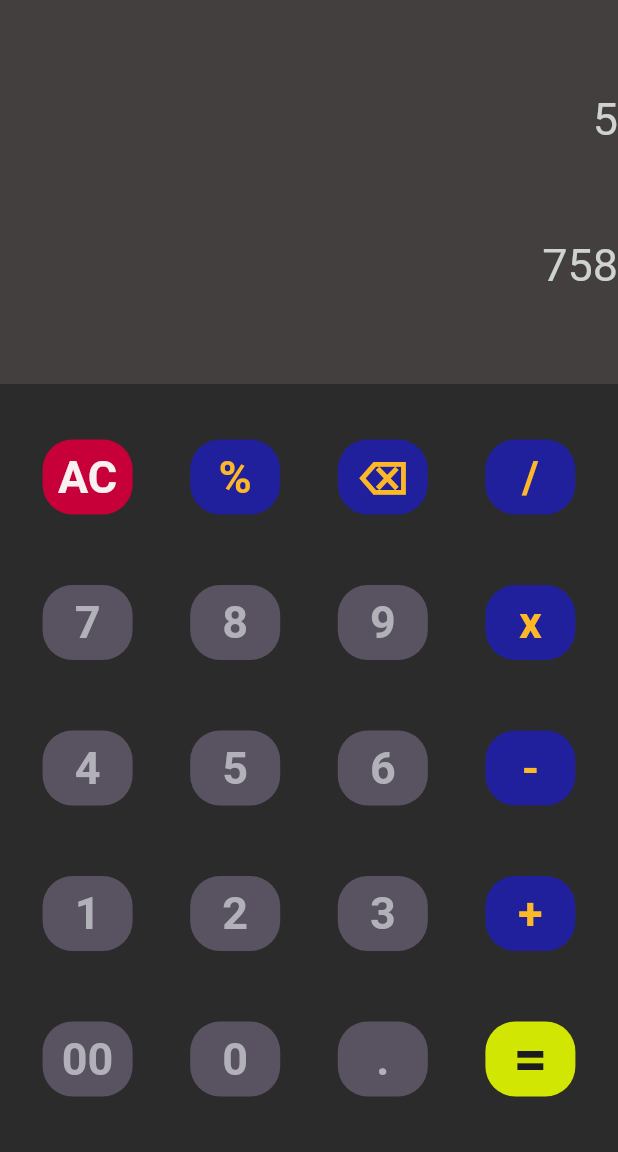
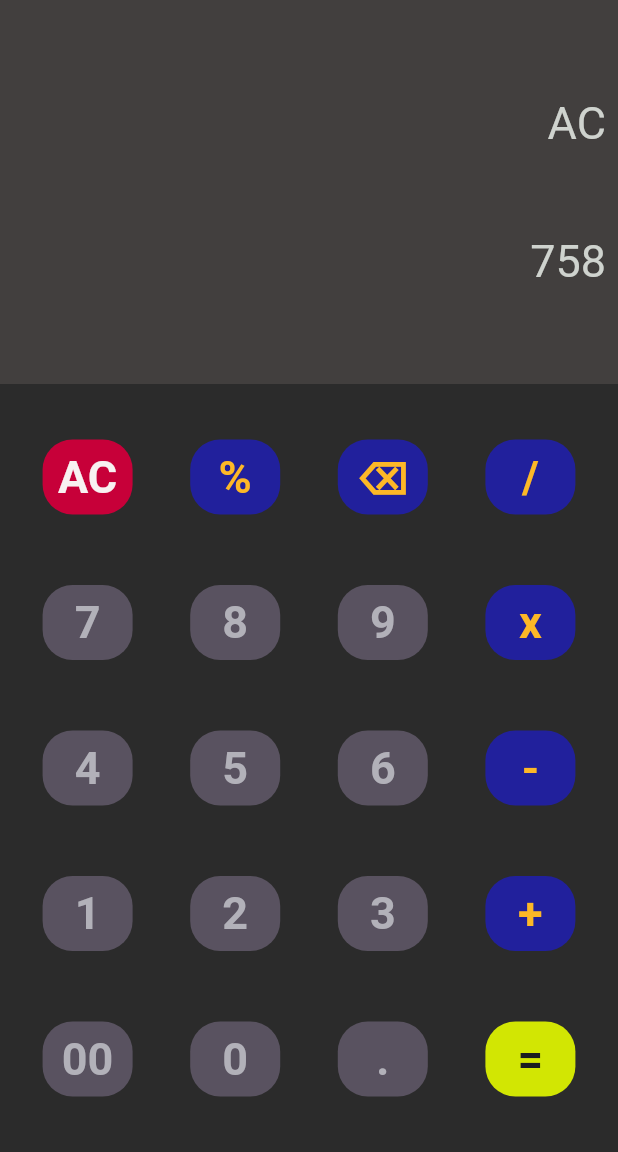
Before and after one commit to anivkuttan/flutter-caculator, a Flutter app: the screen it shows after launch, after a tap on "AC", on a phone screen of 412 x 824 dp, the part 84-1236 px from its top. Run offline on Flutter 3.47's test engine with Material 2 defaults, Android fonts, the phone set to English and light mode, and no system bars; our stand-ins replace get, google_fonts; Roboto replaces fonts that are missing (Dosis).

Commit message:
button colors code changed

```diff
--- a/lib/button.dart
+++ b/lib/button.dart
@@ -3,6 +3,14 @@ import 'package:flutter/material.dart';
 import 'package:google_fonts/google_fonts.dart';
 import 'controller.dart';
 import 'package:get/get.dart';
+
+enum ButtonType {
+  numberButton,
+  operatorButton,
+  allClearButton,
+  equalButton,
+  clearButton
+}
 
 class Button extends StatelessWidget {
   final String buttonName;
@@ -12,8 +20,9 @@ class Button extends StatelessWidget {
   @override
   Widget build(BuildContext context) {
     ButtonController buttonController = Get.find();
-    TextStyle buttonStyle = _getButtonStyle(buttonName);
-    Color buttonColor = _getbuttonColor(buttonName);
+    ButtonType buttonType = getButtonType(buttonName);
+    Color buttonTextColor = _getButtonTextColor(buttonType);
+    Color buttonColor = _getbuttonColor(buttonType);
     return Flexible(
       child: GestureDetector(
         onTap: () {
@@ -32,86 +41,64 @@ class Button extends StatelessWidget {
           alignment: Alignment.center,
           child: Text(
             buttonName,
-            style: buttonStyle,
+            style: GoogleFonts.dosis(
+                fontSize: 30,
+                fontWeight: FontWeight.w600,
+                color: buttonTextColor),
           ),
         ),
       ),
     );
   }
 
-  Color _getbuttonColor(String buttonName) {
+  Color _getbuttonColor(ButtonType buttonType) {
+    switch (buttonType) {
+      case ButtonType.operatorButton:
+        return MyColors.operatorButtonColor;
+      case ButtonType.allClearButton:
+        return MyColors.deleteButtonColor;
+      case ButtonType.equalButton:
+        return MyColors.equalButtonColor;
+      case ButtonType.numberButton:
+        return MyColors.normalButtonColor;
+      case ButtonType.clearButton:
+        return MyColors.operatorButtonColor;
+      default:
+        return MyColors.normalButtonColor;
+    }
+  }
+
+  Color _getButtonTextColor(ButtonType buttonType) {
+    switch (buttonType) {
+      case ButtonType.operatorButton:
+        return MyColors.operatorButtonTextColor;
+      case ButtonType.allClearButton:
+        return MyColors.deleteButtonTextColor;
+      case ButtonType.equalButton:
+        return MyColors.equalButtonTextColor;
+      case ButtonType.clearButton:
+        return MyColors.operatorButtonTextColor;
+      default:
+        return MyColors.normalButtonTextColor;
+    }
+  }
+
+  ButtonType getButtonType(String buttonName) {
     switch (buttonName) {
       case '+':
       case '-':
       case 'x':
       case '/':
+      case '%':
+        return ButtonType.operatorButton;
+      case 'AC':
+        return ButtonType.allClearButton;
       case '⌫':
-      case '%':
-        return MyColors.operatorButtonColor;
-      case 'AC':
-        return MyColors.deleteButtonColor;
+        return ButtonType.clearButton;
       case '=':
-        return MyColors.equalButtonColor;
+        return ButtonType.equalButton;
       default:
-        return MyColors.normalButtonColor;
-    }
-  }
-
-  Color _getButtonTextColor(String buttonName) {
-    switch (buttonName) {
-      case '+':
-      case '-':
-      case 'x':
-      case '/':
-      case '⌫':
-      case '%':
-        return MyColors.operatorButtonTextColor;
-      case 'AC':
-        return MyColors.deleteButtonTextColor;
-      case '=':
-        return MyColors.equalButtonTextColor;
-      default:
-        return MyColors.normalButtonTextColor;
-    }
-  }
-
-  TextStyle _getButtonStyle(String buttonName) {
-    Color buttonTextColor = _getButtonTextColor(buttonName);
-
-    switch (buttonName) {
-      case '+':
-      case '-':
-      case 'x':
-      case '/':
-      case '⌫':
-      case '%':
-        return GoogleFonts.dosis(
-          textStyle: TextStyle(
-              fontSize: 30,
-              color: buttonTextColor,
-              fontWeight: FontWeight.w600),
-        );
-      case 'AC':
-        return GoogleFonts.dosis(
-          textStyle: TextStyle(
-              fontSize: 30,
-              color: buttonTextColor,
-              fontWeight: FontWeight.w600),
-        );
-      case '=':
-        return GoogleFonts.dosis(
-          textStyle: TextStyle(
-              fontSize: 40,
-              color: buttonTextColor,
-              fontWeight: FontWeight.w600),
-        );
-      default:
-        return GoogleFonts.dosis(
-          textStyle: TextStyle(
-              fontSize: 30,
-              color: buttonTextColor,
-              fontWeight: FontWeight.w600),
-        );
+        return ButtonType.numberButton;
     }
   }
 }
--- a/lib/controller.dart
+++ b/lib/controller.dart
@@ -2,5 +2,13 @@ import 'package:get/get.dart';
 
 class ButtonController extends GetxController {
   RxString answerText = '5'.obs;
-  void buttonTapped(String buttonName) {}
+
+  // void buttonClicked(String buttonName){
+  //   switch(buttonName){
+  //     case
+  //   }
+  // }
+  void buttonTapped(String buttonName) {
+    answerText.value = buttonName;
+  }
 }
--- a/lib/display.dart
+++ b/lib/display.dart
@@ -15,6 +15,8 @@ class Display extends StatelessWidget {
         width: double.infinity,
         color: MyColors.scaffoldDark2Color,
         alignment: Alignment.bottomRight,
+        child: Padding(
+          padding: const EdgeInsets.all(8.0),
           child: Column(
               mainAxisAlignment: MainAxisAlignment.spaceEvenly,
               crossAxisAlignment: CrossAxisAlignment.end,
@@ -31,10 +33,11 @@ class Display extends StatelessWidget {
                 ),
                 const Text(
                   '758',
-                style:
-                    TextStyle(fontSize: 30, color: MyColors.scaffoldLigthColor),
+                  style: TextStyle(
+                      fontSize: 30, color: MyColors.scaffoldLigthColor),
                 ),
               ]),
+        ),
       ),
     );
   }
```
Lines whose indentation alone changed are shown as unchanged.
